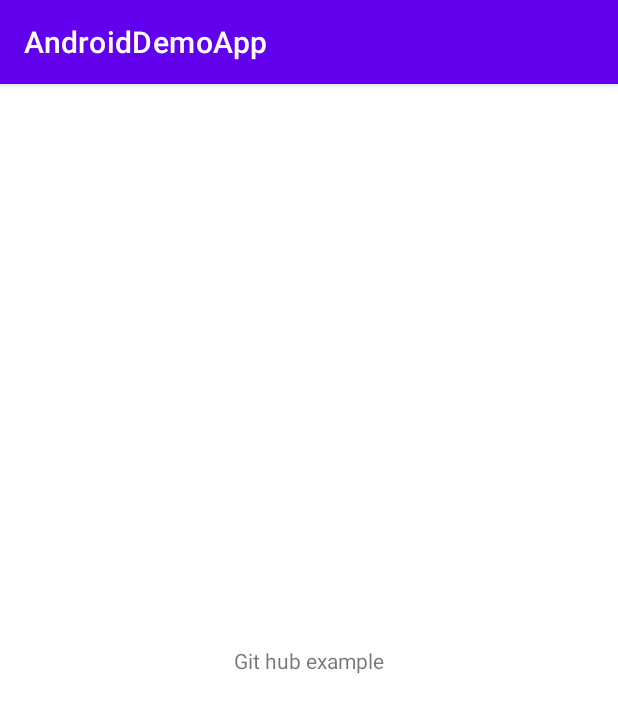
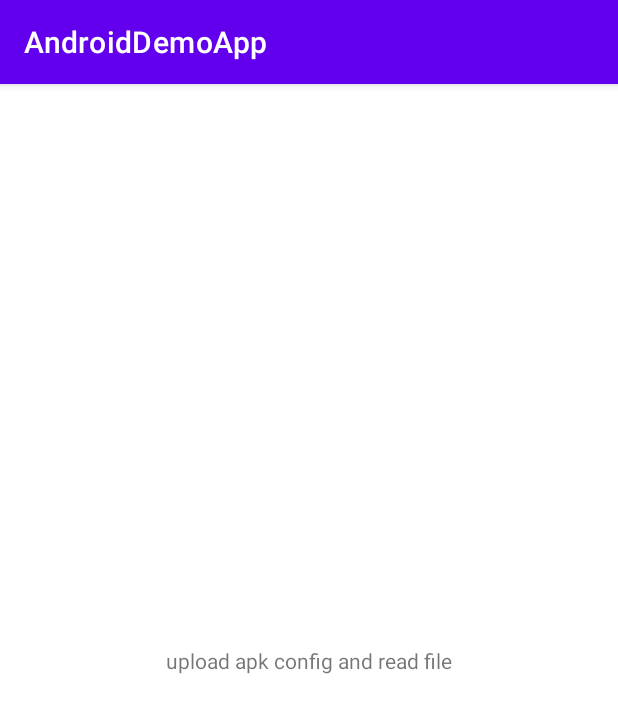
Before and after one commit to rikeshgarg/AndroidDemoApp, an Android app: the screen it shows after launch (MainActivity), on a phone screen of 412 x 824 dp. Shown: the top 713 px of the screen. Run offline under Robolectric (Android 15) with nearby library versions, the phone set to English and light mode, and no system bars.

Commit message:
update yml file code

```diff
--- a/app/src/main/res/layout/activity_main.xml
+++ b/app/src/main/res/layout/activity_main.xml
@@ -9,7 +9,7 @@
     <TextView
         android:layout_width="wrap_content"
         android:layout_height="wrap_content"
-        android:text="Git hub example"
+        android:text="upload apk config and read file"
         app:layout_constraintBottom_toBottomOf="parent"
         app:layout_constraintLeft_toLeftOf="parent"
         app:layout_constraintRight_toRightOf="parent"
```
Also changed, not shown: 1 other file.
